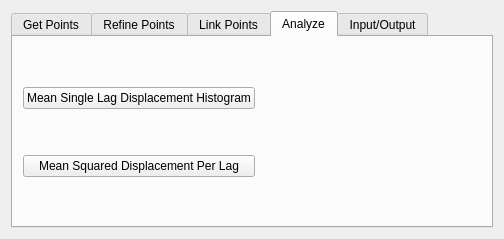
Qt form pynsight.ui (kyleellefsen/pynsight) before a commit.
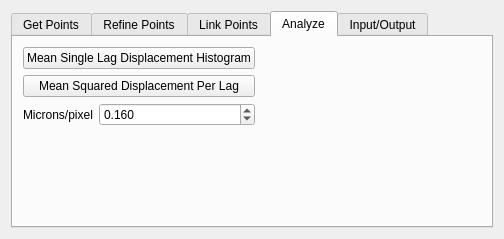
The same form after that commit. The open tabs and pages were chosen to show the change.

The edit to the form file:
```diff
--- a/pynsight.ui
+++ b/pynsight.ui
@@ -352,6 +352,36 @@
             </property>
            </widget>
           </item>
+          <item row="2" column="0">
+           <layout class="QFormLayout" name="formLayout">
+            <item row="0" column="0">
+             <widget class="QLabel" name="micronsPixelLabel">
+              <property name="text">
+               <string>Microns/pixel</string>
+              </property>
+             </widget>
+            </item>
+            <item row="0" column="1">
+             <widget class="QDoubleSpinBox" name="microns_per_pixel_SpinBox">
+              <property name="decimals">
+               <number>3</number>
+              </property>
+              <property name="minimum">
+               <double>0.001000000000000</double>
+              </property>
+              <property name="maximum">
+               <double>10000.000000000000000</double>
+              </property>
+              <property name="singleStep">
+               <double>0.010000000000000</double>
+              </property>
+              <property name="value">
+               <double>0.160000000000000</double>
+              </property>
+             </widget>
+            </item>
+           </layout>
+          </item>
          </layout>
         </widget>
        </widget>
```
Left out of the diff: 2 changed lines with no effect on the pictures.
